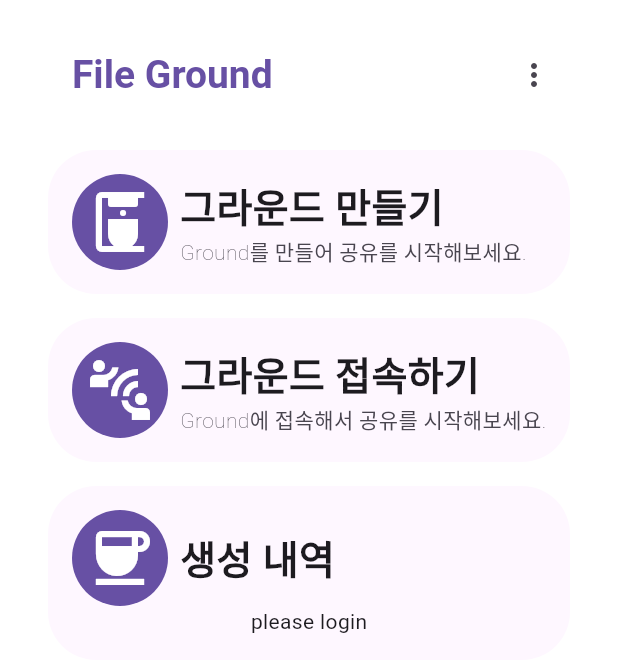
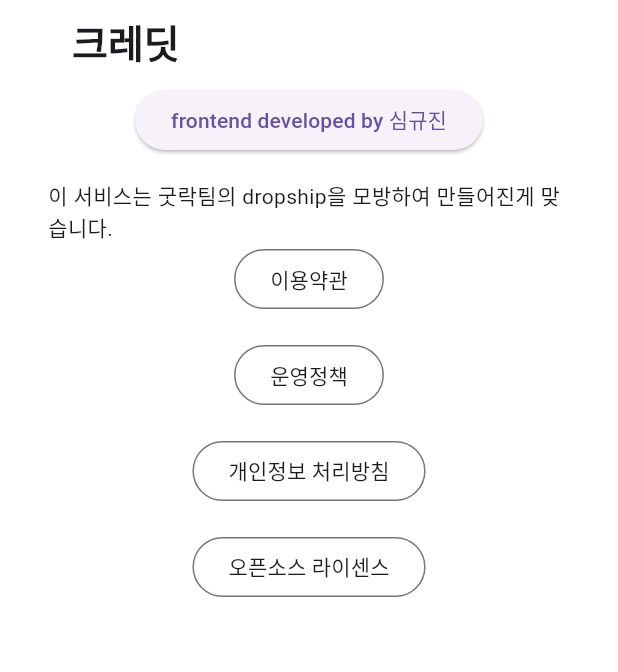
Before and after one commit to FileGround-CloudComputing/FileGround-Front, a Flutter app: the screen it shows after launch, on a phone screen of 412 x 824 dp. Shown: the top 672 px of the screen. Run offline on Flutter 3.47's test engine with Material 2 defaults, Android fonts, the phone set to English and light mode, and no system bars; our stand-ins replace dio, flutter_riverpod, flutter_secure_storage, fpdart, freezed_annotation, go_router; generated files the repository leaves out were written again.

Commit message:
feat: 크레딧 페이지 제작 및 서버 테스트

```diff
--- a/lib/application/usecases/authUseCase.dart
+++ b/lib/application/usecases/authUseCase.dart
@@ -27,7 +27,6 @@ class AuthUseCase extends StateNotifier<Session?> {
     final result = await authRepository.renewAccessToken(state!);
     return result.when(
       success: (AccessTokenDto accessTokenDto) {
-        // TODO parse 과정에서 잠재적인 오류 발생 가능.
         state = state?.copyWith(
           accessToken: accessTokenDto.accessToken,
           accessTokenExpiresIn: accessTokenDto.accessTokenExpiresIn,
--- a/lib/infrastructure/adapters/authRepositoryImpl.dart
+++ b/lib/infrastructure/adapters/authRepositoryImpl.dart
@@ -65,6 +65,7 @@ class AuthRepositoryImpl implements AuthRepository {
     }
 
     try {
+      print(result.data);
       return Result.success(AccessTokenDto.fromJson(result.data));
     } catch (e) {
       return Result.error(Failure.unprocessableEntity(message: e.toString()));
--- a/lib/main.dart
+++ b/lib/main.dart
@@ -17,6 +17,7 @@ class MyApp extends StatelessWidget {
       routerConfig: router,
       theme: ThemeData(
         useMaterial3: true,
+        scaffoldBackgroundColor: Colors.transparent,
         primarySwatch: Colors.blue,
       ),
     );
--- a/lib/presentation/common/atomic/buttons.dart
+++ b/lib/presentation/common/atomic/buttons.dart
@@ -44,3 +44,21 @@ class NumpadRemoveButton extends StatelessWidget {
     );
   }
 }
+
+class RoundedBorderTextButton extends StatelessWidget {
+  final void Function()? onPressed;
+  final Widget child;
+  const RoundedBorderTextButton({
+    Key? key,
+    this.onPressed,
+    required this.child,
+  }) : super(key: key);
+
+  @override
+  Widget build(BuildContext context) {
+    return OutlinedButton(
+      onPressed: onPressed,
+      child: child,
+    );
+  }
+}
--- /dev/null
+++ b/lib/presentation/credit/components/creditInfos.dart
@@ -0,0 +1,49 @@
+import 'package:file_ground_front/presentation/common/atomic/buttons.dart';
+import 'package:flutter/material.dart';
+import 'package:go_router/go_router.dart';
+
+class CreditInfos extends StatelessWidget {
+  const CreditInfos({Key? key}) : super(key: key);
+
+  @override
+  Widget build(BuildContext context) {
+    final color = Theme.of(context).colorScheme;
+    return Column(
+      children: [
+        RoundedBorderTextButton(
+          onPressed: () {},
+          child: Text(
+            '이용약관',
+            style: TextStyle(color: color.onBackground),
+          ),
+        ),
+        const SizedBox(height: 16),
+        RoundedBorderTextButton(
+          onPressed: () {},
+          child: Text(
+            '운영정책',
+            style: TextStyle(color: color.onBackground),
+          ),
+        ),
+        const SizedBox(height: 16),
+        RoundedBorderTextButton(
+          onPressed: () {},
+          child: Text(
+            '개인정보 처리방침',
+            style: TextStyle(color: color.onBackground),
+          ),
+        ),
+        const SizedBox(height: 16),
+        RoundedBorderTextButton(
+          onPressed: () {
+            context.go('/ground/license');
+          },
+          child: Text(
+            '오픈소스 라이센스',
+            style: TextStyle(color: color.onBackground),
+          ),
+        ),
+      ],
+    );
+  }
+}
--- /dev/null
+++ b/lib/presentation/credit/creditPage.dart
@@ -0,0 +1,43 @@
+import 'package:file_ground_front/presentation/common/atomic/paddings.dart';
+import 'package:file_ground_front/presentation/common/atomic/texts.dart';
+import 'package:flutter/material.dart';
+
+import 'components/creditInfos.dart';
+
+class CreditPage extends StatelessWidget {
+  const CreditPage({Key? key}) : super(key: key);
+
+  @override
+  Widget build(BuildContext context) {
+    final color = Theme.of(context).colorScheme;
+    return Padding(
+      padding: getPagePadding(),
+      child: Scaffold(
+        appBar: AppBar(
+          title: TitleText(
+            '크레딧',
+            color: color.onBackground,
+          ),
+          backgroundColor: Colors.transparent,
+        ),
+        body: Center(
+          child: Column(
+            children: [
+              ElevatedButton(
+                onPressed: () {},
+                child: const Text(
+                  'frontend developed by 심규진',
+                ),
+              ),
+              const SizedBox(
+                height: 16,
+              ),
+              const Text('이 서비스는 굿락팀의 dropship을 모방하여 만들어진게 맞습니다.'),
+              const CreditInfos(),
+            ],
+          ),
+        ),
+      ),
+    );
+  }
+}
--- a/lib/presentation/main/mainPage.dart
+++ b/lib/presentation/main/mainPage.dart
@@ -9,6 +9,7 @@ import '../common/atomic/containers.dart';
 import '../common/atomic/paddings.dart';
 import '../common/components/customAppBar.dart';
 import '../common/components/iconTitleDesc.dart';
+import 'components/appbarOptions.dart';
 
 class MainPage extends ConsumerWidget {
   const MainPage({Key? key}) : super(key: key);
@@ -23,9 +24,9 @@ class MainPage extends ConsumerWidget {
       padding: getPagePadding(),
       child: Scaffold(
         backgroundColor: Colors.transparent,
-        appBar: CustomAppBar(
+        appBar: const CustomAppBar(
           actions: [
-            IconButton(onPressed: () {}, icon: const Icon(Icons.more_vert))
+            AppBarOptions(),
           ],
         ),
         body: Column(
@@ -56,9 +57,8 @@ class MainPage extends ConsumerWidget {
             const SizedBox(
               height: 16,
             ),
-            RoundedSurfaceInk(
+            RoundedSurfaceContainer(
               width: double.infinity,
-              onTap: () {},
               child: Column(
                 children: const [
                   IconTitleDesc(
--- a/lib/presentation/router.dart
+++ b/lib/presentation/router.dart
@@ -1,4 +1,5 @@
 import 'package:file_ground_front/presentation/connect/connectPage.dart';
+import 'package:file_ground_front/presentation/credit/creditPage.dart';
 import 'package:file_ground_front/presentation/main/mainPage.dart';
 import 'package:flutter/material.dart';
 import 'package:go_router/go_router.dart';
@@ -10,7 +11,7 @@ final router = GoRouter(
     GoRoute(
       path: '/',
       pageBuilder: (context, state) => CustomTransitionPage(
-        child: MainPage(),
+        child: CreditPage(),
         transitionDuration: Duration(milliseconds: 100),
         transitionsBuilder: (context, animation, secondaryAnimation, child) =>
             FadeTransition(
@@ -20,9 +21,9 @@ final router = GoRouter(
       ),
     ),
     GoRoute(
-      path: '/connect',
+      path: '/ground/license',
       pageBuilder: (context, state) => CustomTransitionPage(
-        child: ConnectPage(),
+        child: LicensePage(),
         transitionDuration: Duration(milliseconds: 100),
         transitionsBuilder: (context, animation, secondaryAnimation, child) =>
             FadeTransition(
```
Also changed, not shown: lib/domain/models/ground.dart (+6 -1 lines), lib/infrastructure/dio/dioProvider.dart (+8 -10 lines), lib/presentation/main/components/appbarOptions.dart (added, +20 -0 lines), lib/presentation/main/components/groundsList.dart (+28 -6 lines), lib/presentation/setting/settingPage.dart (added).
